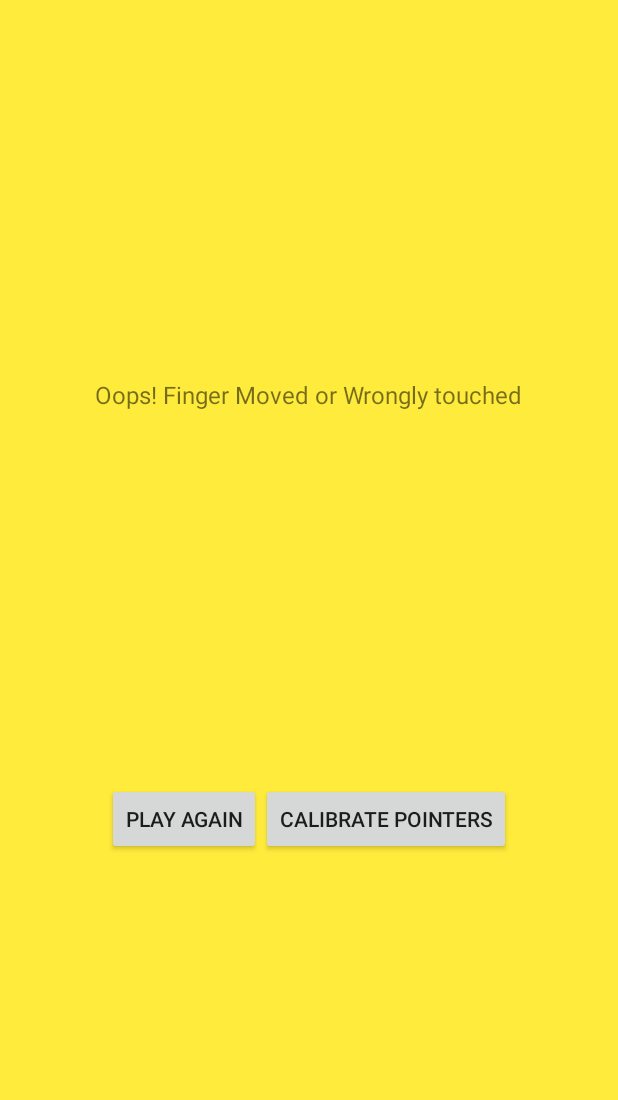
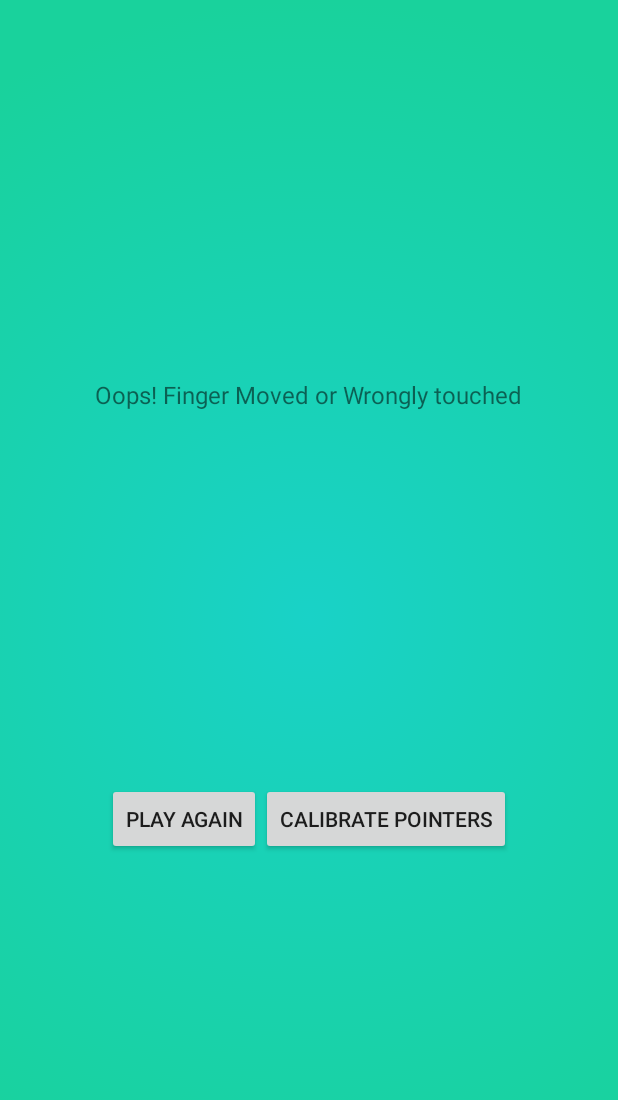
Before and after one commit to prakashbalab24/finger-dance, an Android app: the ScoreBoard screen opened directly, with no data from a screen before it, on a phone screen of 412 x 824 dp. Shown: the top 1100 px of the screen. Run offline under Robolectric (Android 15) with nearby library versions, the phone set to English and light mode, and no system bars.

Commit message:
dynamic background color added

```diff
--- a/app/src/main/java/com/finger/dance/activities/ScoreBoard.java
+++ b/app/src/main/java/com/finger/dance/activities/ScoreBoard.java
@@ -8,15 +8,20 @@ import android.widget.Button;
 import android.widget.TextView;
 
 import com.finger.dance.R;
+import com.finger.dance.component.ui.RadialGradientView;
+import com.finger.dance.utils.ColorGradient;
 
 public class ScoreBoard extends AppCompatActivity {
     private Button playAgain,calibrate;
     private TextView winner;
+    private RadialGradientView gradientView;
 
     @Override
     protected void onCreate(Bundle savedInstanceState) {
         super.onCreate(savedInstanceState);
         setContentView(R.layout.activity_score_board);
+        gradientView = (RadialGradientView) findViewById(R.id.background);
+        ColorGradient.changeBackground(gradientView,this);
         playAgain = (Button) findViewById(R.id.playagainBut);
         calibrate = (Button) findViewById(R.id.calibrateBut);
         winner = (TextView) findViewById(R.id.winnerTv);
--- a/app/src/main/java/com/finger/dance/activities/SelectLevel.java
+++ b/app/src/main/java/com/finger/dance/activities/SelectLevel.java
@@ -7,7 +7,9 @@ import android.view.View;
 import android.widget.Button;
 
 import com.finger.dance.R;
+import com.finger.dance.component.ui.RadialGradientView;
 import com.finger.dance.utils.AppConstants;
+import com.finger.dance.utils.ColorGradient;
 import com.finger.dance.utils.GeneralUtils;
 
 import java.util.ArrayList;
@@ -15,11 +17,14 @@ import java.util.List;
 
 public class SelectLevel extends AppCompatActivity {
     private Button easy,medium,hard;
+    private RadialGradientView gradientView;
 
     @Override
     protected void onCreate(Bundle savedInstanceState) {
         super.onCreate(savedInstanceState);
         setContentView(R.layout.activity_select_level);
+        gradientView = (RadialGradientView) findViewById(R.id.background);
+        ColorGradient.changeBackground(gradientView,this);
         easy = (Button) findViewById(R.id.easy);
         medium = (Button) findViewById(R.id.medium);
         hard = (Button) findViewById(R.id.hard);
--- a/app/src/main/java/com/finger/dance/activities/SplashScreen.java
+++ b/app/src/main/java/com/finger/dance/activities/SplashScreen.java
@@ -7,16 +7,21 @@ import android.support.v7.app.AppCompatActivity;
 import android.os.Bundle;
 
 import com.finger.dance.R;
+import com.finger.dance.component.ui.RadialGradientView;
 import com.finger.dance.utils.AppConstants;
+import com.finger.dance.utils.ColorGradient;
 import com.finger.dance.utils.GeneralUtils;
 
 public class SplashScreen extends AppCompatActivity {
     int totalPointers;
+    private RadialGradientView gradientView;
 
     @Override
     protected void onCreate(Bundle savedInstanceState) {
         super.onCreate(savedInstanceState);
         setContentView(R.layout.activity_splash_screen);
+        gradientView = (RadialGradientView) findViewById(R.id.background);
+        ColorGradient.changeBackground(gradientView,this);
         totalPointers= GeneralUtils.getValueSharePref(this);
         new Handler().postDelayed(new Runnable() {
             @Override
--- /dev/null
+++ b/app/src/main/java/com/finger/dance/component/ui/RadialGradientView.java
@@ -0,0 +1,100 @@
+package com.finger.dance.component.ui;
+
+import android.content.Context;
+import android.content.res.TypedArray;
+import android.graphics.Canvas;
+import android.graphics.Color;
+import android.graphics.Paint;
+import android.graphics.RadialGradient;
+import android.util.AttributeSet;
+import android.view.View;
+import com.finger.dance.R;
+
+import com.finger.dance.utils.MathUtils;
+
+public class RadialGradientView extends View {
+
+    private static final long TRANSITION_TIME = 1500L;
+
+    private int startColor;
+    private int endColor;
+    private int newStartColor;
+    private int newEndColor;
+    private boolean changing = false;
+    private long changeTime = 0;
+    private final float gradientRadiusWidthPercent;
+    private final float centerY;
+    private final float centerX;
+    private Paint paint;
+    private Paint changePaint;
+
+    public RadialGradientView(Context context, AttributeSet attrs) {
+        super(context, attrs);
+        {
+            TypedArray a = context.obtainStyledAttributes(attrs, R.styleable.RadialGradientView, 0, 0);
+            startColor = a.getColor(R.styleable.RadialGradientView_startColor, Color.RED);
+            endColor = a.getColor(R.styleable.RadialGradientView_endColor, Color.BLACK);
+            gradientRadiusWidthPercent = a.getFloat(R.styleable.RadialGradientView_gradientRadiusWidthPercent, 1);
+            centerX = a.getFloat(R.styleable.RadialGradientView_centerX, .5f);
+            centerY = a.getFloat(R.styleable.RadialGradientView_centerY, .5f);
+            a.recycle();
+        }
+        paint = new Paint(Paint.ANTI_ALIAS_FLAG);
+        paint.setDither(true);
+        changePaint = new Paint(Paint.ANTI_ALIAS_FLAG);
+        changePaint.setDither(true);
+    }
+
+    @Override
+    protected void onMeasure(int widthMeasureSpec, int heightMeasureSpec) {
+        super.onMeasure(widthMeasureSpec, heightMeasureSpec);
+        int parentWidth = MeasureSpec.getSize(widthMeasureSpec);
+        int parentHeight = View.MeasureSpec.getSize(heightMeasureSpec);
+
+        RadialGradient gradient = createGradient(startColor, endColor, parentWidth, parentHeight);
+
+        paint.setShader(gradient);
+
+    }
+
+    private RadialGradient createGradient(int startColor, int endColor, int width, int height) {
+        return new RadialGradient(
+                    width*centerX,
+                    height*centerY,
+                    width*gradientRadiusWidthPercent,
+                    new int[] {startColor, endColor},
+                    null,
+                    android.graphics.Shader.TileMode.CLAMP);
+    }
+
+    @Override
+    protected void onDraw(Canvas canvas) {
+        canvas.drawRect(0, 0, getWidth(), getHeight(), paint);
+        if (changing) {
+            long elapsed = System.currentTimeMillis() - changeTime;
+            int alpha = MathUtils.clampedMapInt(elapsed, 0, TRANSITION_TIME, 0, 255);
+            changePaint.setAlpha(alpha);
+            canvas.drawRect(0, 0, getWidth(), getHeight(), changePaint);
+            if (elapsed >= TRANSITION_TIME) {
+                changing = false;
+                changePaint.setAlpha(255);
+                Paint temp = paint;
+                paint = changePaint;
+                changePaint = temp;
+            } else {
+                postInvalidate();
+            }
+        }
+    }
+
+    public void changeColor(int startColor, int endColor) {
+        newStartColor = startColor;
+        newEndColor = endColor;
+        changeTime = System.currentTimeMillis();
+        changing = true;
+        RadialGradient gradient = createGradient(startColor, endColor, getWidth(), getHeight());
+        changePaint.setShader(gradient);
+        invalidate();
+    }
+
+}
--- /dev/null
+++ b/app/src/main/java/com/finger/dance/utils/ColorGradient.java
@@ -0,0 +1,40 @@
+package com.finger.dance.utils;
+
+import android.content.Context;
+
+import com.finger.dance.R;
+import com.finger.dance.component.ui.RadialGradientView;
+
+/**
+ * Created by prakash-bala on 2/3/17.
+ */
+
+public class ColorGradient {
+    private static final int[][] BACKGROUNDS = {
+            {R.color.background_pink_start, R.color.background_pink_end},
+            {R.color.background_yellow_start, R.color.background_yellow_end},
+            {R.color.background_blue_start, R.color.background_blue_end},
+            {R.color.background_green_start, R.color.background_green_end},
+            {R.color.background_orange_start, R.color.background_orange_end},
+            {R.color.background_purple_start, R.color.background_purple_end},
+            {R.color.background_red_start, R.color.background_red_end},
+            {R.color.background_teal_start, R.color.background_teal_end},
+    };
+    private static int backgroundIndex=0;
+
+    public static void changeBackground(final RadialGradientView gradientView,final Context context) {
+        backgroundIndex++;
+        if (backgroundIndex == BACKGROUNDS.length) {
+            backgroundIndex = 0;
+        }
+        gradientView.postDelayed(new Runnable() {
+            @Override
+            public void run() {
+                int startColor = context.getResources().getColor(BACKGROUNDS[backgroundIndex][0]);
+                int endColor = context.getResources().getColor(BACKGROUNDS[backgroundIndex][1]);
+                gradientView.changeColor(startColor, endColor);
+            }
+        }, 500);
+    }
+
+}
--- a/app/src/main/res/layout/activity_score_board.xml
+++ b/app/src/main/res/layout/activity_score_board.xml
@@ -1,11 +1,23 @@
 <?xml version="1.0" encoding="utf-8"?>
 <RelativeLayout xmlns:android="http://schemas.android.com/apk/res/android"
     xmlns:tools="http://schemas.android.com/tools"
+    xmlns:app="http://schemas.android.com/apk/res-auto"
     android:id="@+id/activity_score_board"
     android:layout_width="match_parent"
     android:layout_height="match_parent"
     android:background="@color/color6"
     tools:context="com.finger.dance.activities.ScoreBoard">
+    <com.finger.dance.component.ui.RadialGradientView
+        android:id="@+id/background"
+        android:layout_width="match_parent"
+        android:layout_height="match_parent"
+        app:centerX=".5"
+        app:centerY=".5"
+        app:startColor="@color/background_pink_start"
+        app:endColor="@color/background_pink_end"
+        app:gradientRadiusWidthPercent="1"
+        />
+
 
     <TextView
         android:text=""
--- a/app/src/main/res/values/colors.xml
+++ b/app/src/main/res/values/colors.xml
@@ -19,4 +19,23 @@
     <color name="black">#000000</color>
     <color name="white">#FFFFFF</color>
     <color name="bck">#80DEEA</color>
+
+    <color name="background_pink_start">#c566b9</color>
+    <color name="background_pink_end">#f5148a</color>
+    <color name="background_blue_start">#00c0ff</color>
+    <color name="background_blue_end">#007dff</color>
+    <color name="background_green_start">#19d2c7</color>
+    <color name="background_green_end">#19d29c</color>
+    <color name="background_orange_start">#ffc62d</color>
+    <color name="background_orange_end">#ff9b2d</color>
+    <color name="background_purple_start">#d658ff</color>
+    <color name="background_purple_end">#9d58ff</color>
+    <color name="background_red_start">#ff9561</color>
+    <color name="background_red_end">#ff5442</color>
+    <color name="background_teal_start">#00d5c3</color>
+    <color name="background_teal_end">#00bcd5</color>
+    <color name="background_yellow_start">#f0ff44</color>
+    <color name="background_yellow_end">#ffeb3c</color>
+    <color name="body_color">#000000</color>
+    <color name="eye_color">#ffffff</color>
 </resources>
```
Also changed, not shown: app/src/main/java/com/finger/dance/adapters/TileAdapter.java (+6 -1 lines), app/src/main/java/com/finger/dance/fragments/PlayGroundFragment.java (+6 -1 lines), app/src/main/java/com/finger/dance/utils/MathUtils.java (added, +362 -0 lines), app/src/main/java/com/finger/dance/utils/Point.java (added, +48 -0 lines), app/src/main/res/drawable/background_gradient.xml (added, +13 -0 lines), app/src/main/res/layout/activity_select_level.xml (+11 -0 lines), app/src/main/res/layout/activity_splash_screen.xml (+11 -0 lines), app/src/main/res/layout/fragment_play_ground.xml (+11 -0 lines), app/src/main/res/values/attrs.xml (added, +10 -0 lines).
